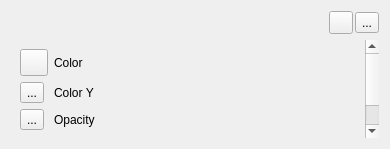
Qt form Qt/ApplicationComponents/Resources/UI/pqColorMapEditor.ui (Kitware/ParaView) before a commit.
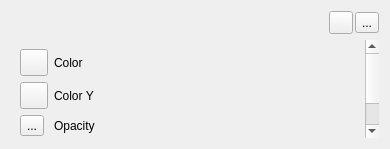
The same form after that commit. Icons and pictures are not drawn. Custom widgets are drawn as their Qt base class.

Commit message: Add icons for the separate opacity, 2D transfer function buttons.

Patch:
```diff
--- a/Qt/ApplicationComponents/Resources/UI/pqColorMapEditor.ui
+++ b/Qt/ApplicationComponents/Resources/UI/pqColorMapEditor.ui
@@ -140,8 +140,18 @@
          </item>
          <item row="1" column="0">
           <widget class="QToolButton" name="Use2DTransferFunction">
-           <property name="text">
-            <string>...</string>
+           <property name="toolTip">
+            <string>Use a 2D transfer function. Available only for volume rendering.</string>
+           </property>
+           <property name="icon">
+            <iconset resource="../../../Components/Resources/pqComponents.qrc">
+             <normaloff>:/pqWidgets/Icons/pq2DTransferFunction.svg</normaloff>:/pqWidgets/Icons/pq2DTransferFunction.svg</iconset>
+           </property>
+           <property name="iconSize">
+            <size>
+             <width>20</width>
+             <height>20</height>
+            </size>
            </property>
            <property name="checkable">
             <bool>true</bool>
@@ -153,6 +163,16 @@
            <property name="text">
             <string>...</string>
            </property>
+           <property name="icon">
+            <iconset resource="../../../Components/Resources/pqComponents.qrc">
+             <normaloff>:/pqWidgets/Icons/pqOpacityTransferFunction.svg</normaloff>:/pqWidgets/Icons/pqOpacityTransferFunction.svg</iconset>
+           </property>
+           <property name="iconSize">
+            <size>
+             <width>20</width>
+             <height>20</height>
+            </size>
+           </property>
            <property name="checkable">
             <bool>true</bool>
            </property>
```
Left out of the diff: 24 changed lines with no effect on the pictures. The commit also changes 3 other files.
